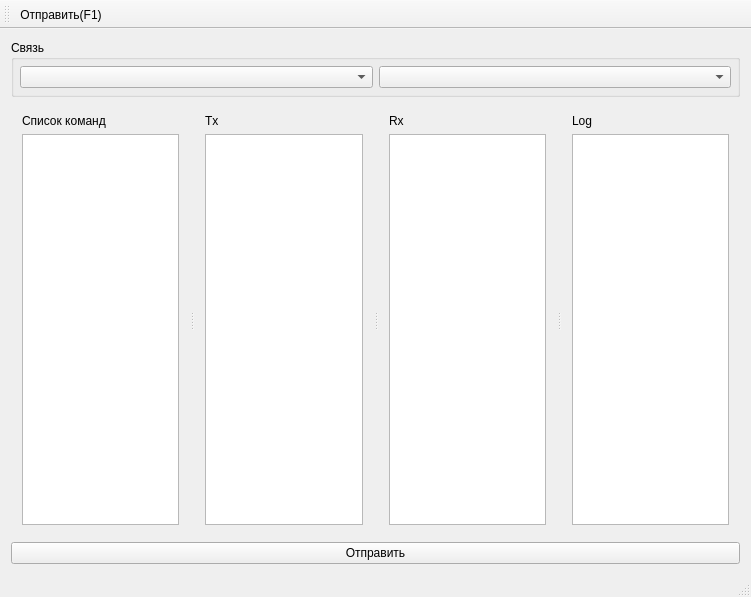
Before: the Qt Designer form mainwindow.ui in XRay3D/Protocoller, drawn with Qt 5.
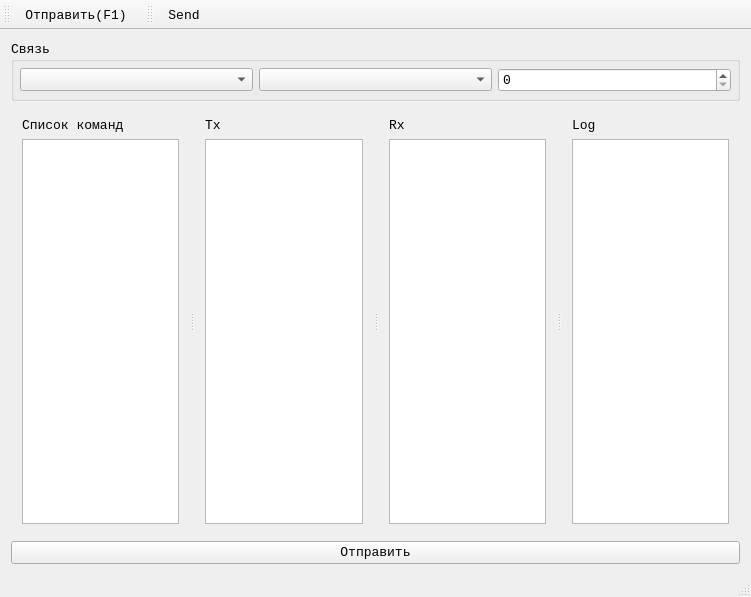
After: the same form once the commit is applied. Custom widgets are drawn as their Qt base class.

Commit message: Field class simplified

What changed in the file:
```diff
--- a/mainwindow.ui
+++ b/mainwindow.ui
@@ -10,6 +10,12 @@
     <height>597</height>
    </rect>
   </property>
+  <property name="font">
+   <font>
+    <family>Consolas</family>
+    <pointsize>10</pointsize>
+   </font>
+  </property>
   <property name="windowTitle">
    <string>MainWindow</string>
   </property>
@@ -39,6 +45,13 @@
        <item>
         <widget class="QComboBox" name="cbxBaud"/>
        </item>
+       <item>
+        <widget class="QSpinBox" name="spinBoxAddress">
+         <property name="maximum">
+          <number>255</number>
+         </property>
+        </widget>
+       </item>
       </layout>
      </widget>
     </item>
@@ -105,7 +118,14 @@
          </widget>
         </item>
         <item>
-         <widget class="QTextEdit" name="textEdit"/>
+         <widget class="QTextEdit" name="textEdit">
+          <property name="font">
+           <font>
+            <family>Consolas</family>
+            <pointsize>10</pointsize>
+           </font>
+          </property>
+         </widget>
         </item>
        </layout>
       </widget>
@@ -140,6 +160,18 @@
    <addaction name="action"/>
   </widget>
   <widget class="QStatusBar" name="statusBar"/>
+  <widget class="QToolBar" name="toolBar">
+   <property name="windowTitle">
+    <string>toolBar</string>
+   </property>
+   <attribute name="toolBarArea">
+    <enum>TopToolBarArea</enum>
+   </attribute>
+   <attribute name="toolBarBreak">
+    <bool>false</bool>
+   </attribute>
+   <addaction name="actionSend"/>
+  </widget>
   <action name="action">
    <property name="text">
     <string>Отправить(F1)</string>
@@ -151,6 +183,14 @@
     <string>F1</string>
    </property>
   </action>
+  <action name="actionSend">
+   <property name="text">
+    <string>Send</string>
+   </property>
+   <property name="shortcut">
+    <string>Space</string>
+   </property>
+  </action>
  </widget>
  <layoutdefault spacing="6" margin="11"/>
  <customwidgets>
```
The commit also changes 42 other files.
